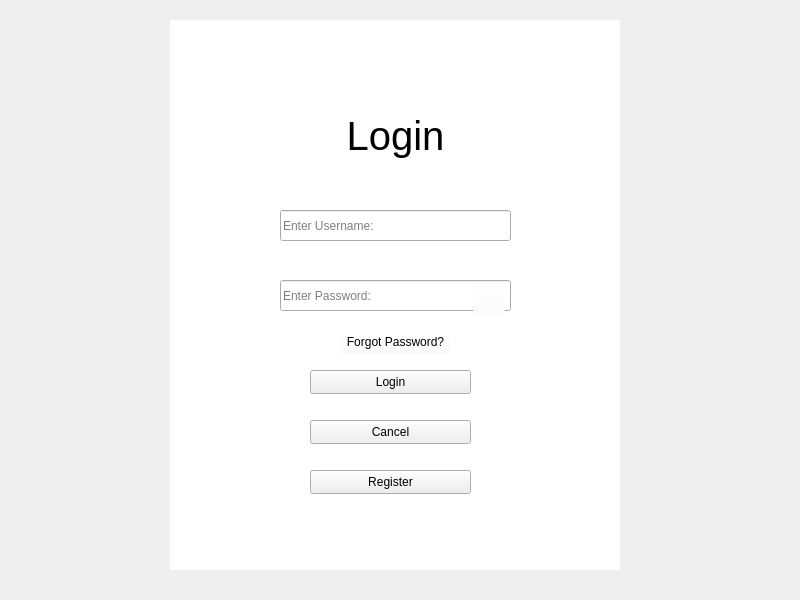
This is Development/Iterations/Iteration 1/Qt Designer Pages/login.ui in Trimaz6855/HTNEA as Qt 5 draws it before an edit. The edited form follows.
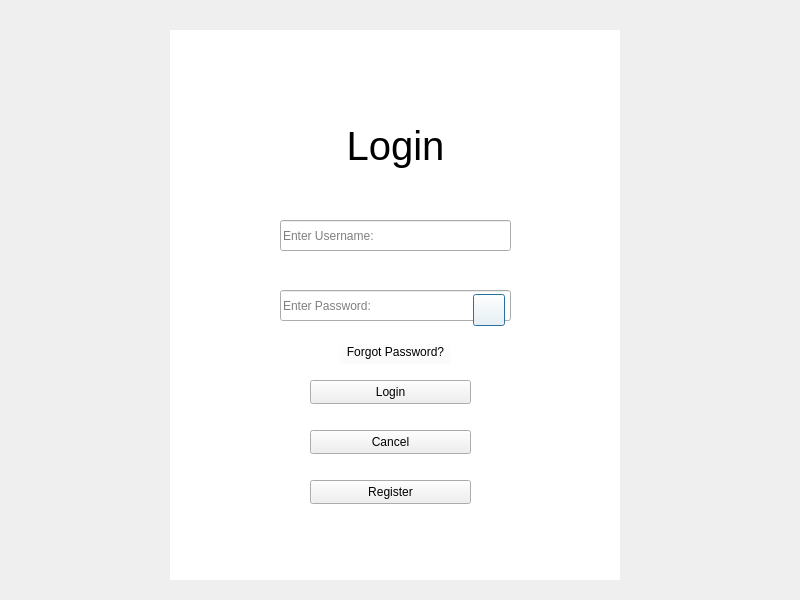
This is the edited form.

Commit message: Added register function, made registration page fully functional and allowed user to navigate from login page to registration page and vice versa.

```diff
--- a/Development/Iterations/Iteration 1/Qt Designer Pages/login.ui
+++ b/Development/Iterations/Iteration 1/Qt Designer Pages/login.ui
@@ -1,7 +1,7 @@
 <?xml version="1.0" encoding="UTF-8"?>
 <ui version="4.0">
  <class>loginWindow</class>
- <widget class="QMainWindow" name="loginWindow">
+ <widget class="QDialog" name="loginWindow">
   <property name="geometry">
    <rect>
     <x>0</x>
@@ -11,73 +11,13 @@
    </rect>
   </property>
   <property name="windowTitle">
-   <string>MainWindow</string>
+   <string>Dialog</string>
   </property>
-  <widget class="QWidget" name="centralwidget">
-   <property name="styleSheet">
-    <string notr="true"/>
-   </property>
-   <widget class="QLabel" name="lblLogin">
-    <property name="geometry">
-     <rect>
-      <x>270</x>
-      <y>50</y>
-      <width>251</width>
-      <height>171</height>
-     </rect>
-    </property>
-    <property name="font">
-     <font>
-      <pointsize>30</pointsize>
-     </font>
-    </property>
-    <property name="text">
-     <string>Login</string>
-    </property>
-    <property name="alignment">
-     <set>Qt::AlignCenter</set>
-    </property>
-   </widget>
-   <widget class="QLineEdit" name="txtLoginUname">
-    <property name="geometry">
-     <rect>
-      <x>280</x>
-      <y>210</y>
-      <width>231</width>
-      <height>31</height>
-     </rect>
-    </property>
-    <property name="styleSheet">
-     <string notr="true"/>
-    </property>
-    <property name="placeholderText">
-     <string>Enter Username:</string>
-    </property>
-   </widget>
-   <widget class="QLineEdit" name="txtLoginPWord">
-    <property name="geometry">
-     <rect>
-      <x>280</x>
-      <y>280</y>
-      <width>231</width>
-      <height>31</height>
-     </rect>
-    </property>
-    <property name="styleSheet">
-     <string notr="true"/>
-    </property>
-    <property name="text">
-     <string/>
-    </property>
-    <property name="placeholderText">
-     <string>Enter Password:</string>
-    </property>
-   </widget>
    <widget class="QPushButton" name="btnLoginPVis">
     <property name="geometry">
      <rect>
       <x>473</x>
-      <y>284</y>
+     <y>294</y>
       <width>32</width>
       <height>32</height>
      </rect>
@@ -95,11 +35,43 @@
      <bool>true</bool>
     </property>
    </widget>
+  <widget class="QLineEdit" name="txtLoginPWord">
+   <property name="geometry">
+    <rect>
+     <x>280</x>
+     <y>290</y>
+     <width>231</width>
+     <height>31</height>
+    </rect>
+   </property>
+   <property name="styleSheet">
+    <string notr="true"/>
+   </property>
+   <property name="text">
+    <string/>
+   </property>
+   <property name="placeholderText">
+    <string>Enter Password:</string>
+   </property>
+  </widget>
+  <widget class="QPushButton" name="btnLoginCancel">
+   <property name="geometry">
+    <rect>
+     <x>310</x>
+     <y>430</y>
+     <width>161</width>
+     <height>24</height>
+    </rect>
+   </property>
+   <property name="text">
+    <string>Cancel</string>
+   </property>
+  </widget>
    <widget class="QGraphicsView" name="gVLogin">
     <property name="geometry">
      <rect>
       <x>170</x>
-      <y>20</y>
+     <y>30</y>
       <width>450</width>
       <height>550</height>
      </rect>
@@ -123,11 +95,45 @@
      <enum>QFrame::Plain</enum>
     </property>
    </widget>
+  <widget class="QLabel" name="lblLogin">
+   <property name="geometry">
+    <rect>
+     <x>270</x>
+     <y>60</y>
+     <width>251</width>
+     <height>171</height>
+    </rect>
+   </property>
+   <property name="font">
+    <font>
+     <pointsize>30</pointsize>
+    </font>
+   </property>
+   <property name="text">
+    <string>Login</string>
+   </property>
+   <property name="alignment">
+    <set>Qt::AlignCenter</set>
+   </property>
+  </widget>
+  <widget class="QPushButton" name="btnLoginRegister">
+   <property name="geometry">
+    <rect>
+     <x>310</x>
+     <y>480</y>
+     <width>161</width>
+     <height>24</height>
+    </rect>
+   </property>
+   <property name="text">
+    <string>Register</string>
+   </property>
+  </widget>
    <widget class="QPushButton" name="btnFPword">
     <property name="geometry">
      <rect>
       <x>340</x>
-      <y>330</y>
+     <y>340</y>
       <width>111</width>
       <height>24</height>
      </rect>
@@ -141,11 +147,27 @@
      <string>Forgot Password?</string>
     </property>
    </widget>
+  <widget class="QLineEdit" name="txtLoginUname">
+   <property name="geometry">
+    <rect>
+     <x>280</x>
+     <y>220</y>
+     <width>231</width>
+     <height>31</height>
+    </rect>
+   </property>
+   <property name="styleSheet">
+    <string notr="true"/>
+   </property>
+   <property name="placeholderText">
+    <string>Enter Username:</string>
+   </property>
+  </widget>
    <widget class="QPushButton" name="btnLogin">
     <property name="geometry">
      <rect>
       <x>310</x>
-      <y>370</y>
+     <y>380</y>
       <width>161</width>
       <height>24</height>
      </rect>
@@ -154,42 +176,15 @@
      <string>Login</string>
     </property>
    </widget>
-   <widget class="QPushButton" name="btnLoginCancel">
-    <property name="geometry">
-     <rect>
-      <x>310</x>
-      <y>420</y>
-      <width>161</width>
-      <height>24</height>
-     </rect>
-    </property>
-    <property name="text">
-     <string>Cancel</string>
-    </property>
-   </widget>
-   <widget class="QPushButton" name="btnLoginRegister">
-    <property name="geometry">
-     <rect>
-      <x>310</x>
-      <y>470</y>
-      <width>161</width>
-      <height>24</height>
-     </rect>
-    </property>
-    <property name="text">
-     <string>Register</string>
-    </property>
-   </widget>
    <zorder>gVLogin</zorder>
    <zorder>txtLoginUname</zorder>
+  <zorder>btnFPword</zorder>
+  <zorder>btnLoginRegister</zorder>
    <zorder>txtLoginPWord</zorder>
+  <zorder>btnLoginCancel</zorder>
+  <zorder>btnLogin</zorder>
    <zorder>lblLogin</zorder>
    <zorder>btnLoginPVis</zorder>
-   <zorder>btnFPword</zorder>
-   <zorder>btnLogin</zorder>
-   <zorder>btnLoginCancel</zorder>
-   <zorder>btnLoginRegister</zorder>
-  </widget>
  </widget>
  <resources/>
  <connections/>
```
Lines whose indentation alone changed are shown as unchanged. The commit also changes 6 other files.
